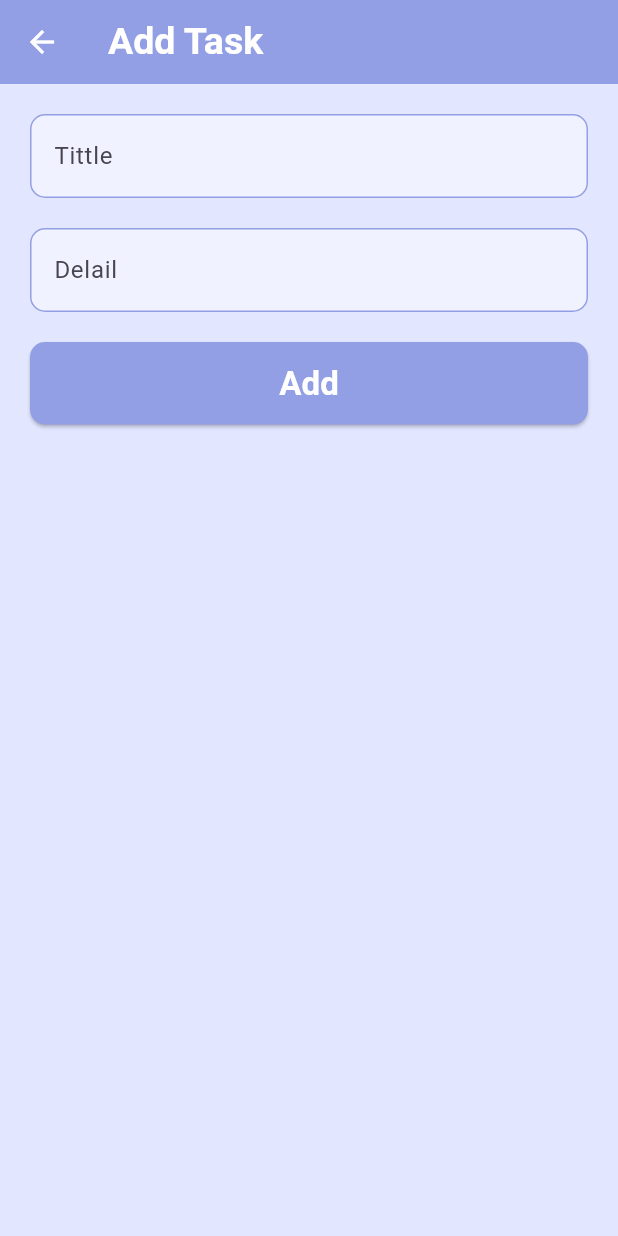
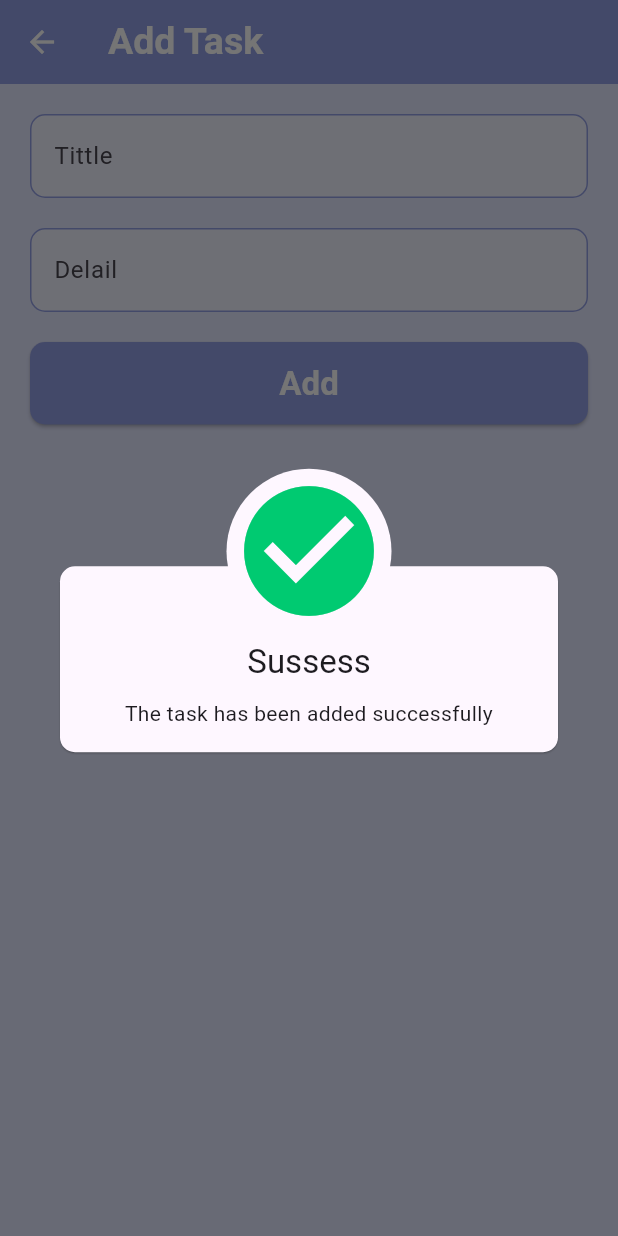
Before and after one commit to div-Ahmed-ElSaedy/To-Do, a Flutter app: the AddTaskView screen opened directly, after a tap on "Add", on a phone screen of 412 x 824 dp. Run offline on Flutter 3.47's test engine with Material 3 defaults, Android fonts, the phone set to English and light mode, and no system bars; our stand-ins replace awesome_dialog.

Commit message:
Edit bottom add task and add sizebox in container todo

```diff
--- a/lib/views/Add_Task_view.dart
+++ b/lib/views/Add_Task_view.dart
@@ -1,6 +1,7 @@
 // ignore_for_file: file_names
 
 import 'package:flutter/material.dart';
+import 'package:todo_app/widgets/Add_Bottom.dart';
 import '../widgets/Add_Task_Field.dart';
 
 class AddTaskView extends StatelessWidget {
@@ -25,37 +26,20 @@ class AddTaskView extends StatelessWidget {
         ),
       ),
       body: ListView(
-        children: [
+        children: const [
           Padding(
-            padding: const EdgeInsets.all(20.0),
+            padding: EdgeInsets.all(20.0),
             child: Column(
               children: [
-                const AddTaskField(
+                AddTaskField(
                   hintText: 'Tittle',
                 ),
-                const SizedBox(height: 20),
-                const AddTaskField(
+                SizedBox(height: 20),
+                AddTaskField(
                   hintText: 'Delail',
                 ),
-                const SizedBox(height: 20),
-                ElevatedButton(
-                  onPressed: () {},
-                  style: ElevatedButton.styleFrom(
-                    backgroundColor: const Color(0xFF939FE4),
-                    shape: RoundedRectangleBorder(
-                      borderRadius: BorderRadius.circular(10),
-                    ),
-                    minimumSize: const Size(3000, 55),
-                  ),
-                  child: const Text(
-                    'Add',
-                    style: TextStyle(
-                      fontSize: 22,
-                      color: Colors.white,
-                      fontWeight: FontWeight.bold,
-                    ),
-                  ),
-                ),
+                SizedBox(height: 20),
+                AddBottom(),
               ],
             ),
           ),
--- a/lib/views/Home_view.dart
+++ b/lib/views/Home_view.dart
@@ -44,9 +44,8 @@ class HomeView extends StatelessWidget {
           Navigator.push(
             context,
             MaterialPageRoute(
-              builder: (context) {
-                return const AddTaskView();
-              },
+              builder: (context) => const AddTaskView(),
+              fullscreenDialog: true,
             ),
           );
         },
--- /dev/null
+++ b/lib/widgets/Add_Bottom.dart
@@ -0,0 +1,39 @@
+import 'package:awesome_dialog/awesome_dialog.dart';
+import 'package:flutter/material.dart';
+
+class AddBottom extends StatelessWidget {
+  const AddBottom({
+    super.key,
+  });
+
+  @override
+  Widget build(BuildContext context) {
+    return ElevatedButton(
+      onPressed: () {
+        AwesomeDialog(
+          context: context,
+          dialogType: DialogType.success,
+          animType: AnimType.topSlide,
+          showCloseIcon: true,
+          title: 'Sussess',
+          desc: 'The task has been added successfully',
+        ).show();
+      },
+      style: ElevatedButton.styleFrom(
+        backgroundColor: const Color(0xFF939FE4),
+        shape: RoundedRectangleBorder(
+          borderRadius: BorderRadius.circular(10),
+        ),
+        minimumSize: const Size(3000, 55),
+      ),
+      child: const Text(
+        'Add',
+        style: TextStyle(
+          fontSize: 22,
+          color: Colors.white,
+          fontWeight: FontWeight.bold,
+        ),
+      ),
+    );
+  }
+}
--- a/pubspec.yaml
+++ b/pubspec.yaml
@@ -35,6 +35,7 @@ dependencies:
   # The following adds the Cupertino Icons font to your application.
   # Use with the CupertinoIcons class for iOS style icons.
   cupertino_icons: ^1.0.6
+  awesome_dialog: ^3.2.1
 
 dev_dependencies:
   flutter_test:
```
Also changed, not shown: lib/widgets/Container_ToDo.dart (+6 -1 lines), pubspec.lock, 5 other files.
